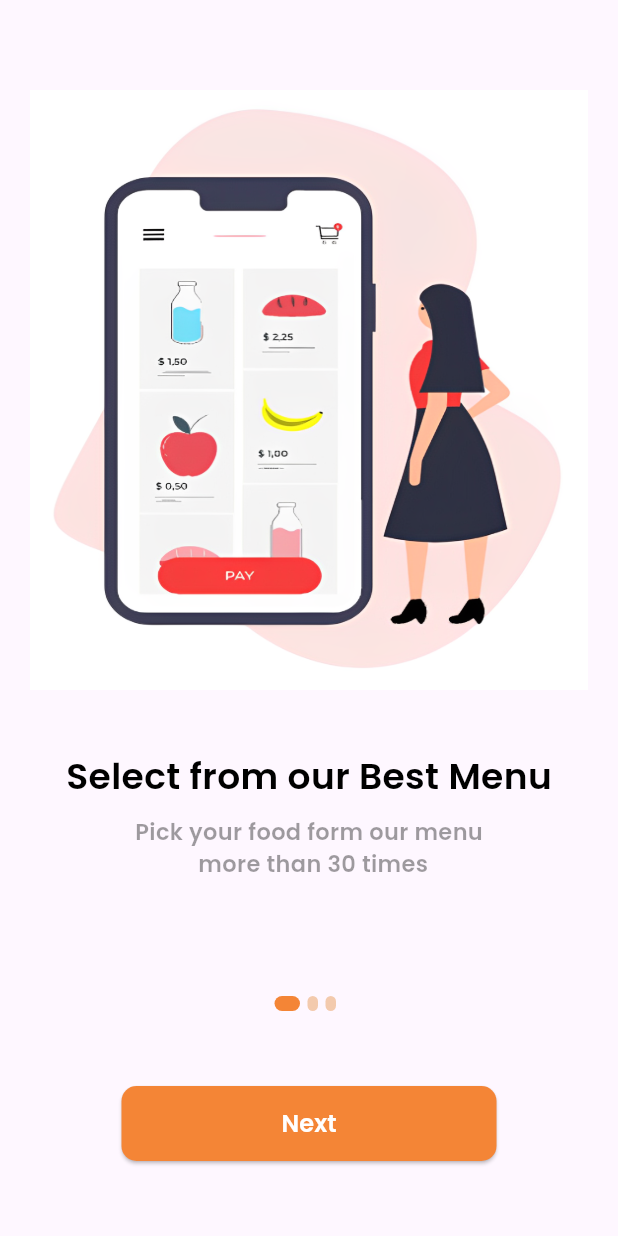
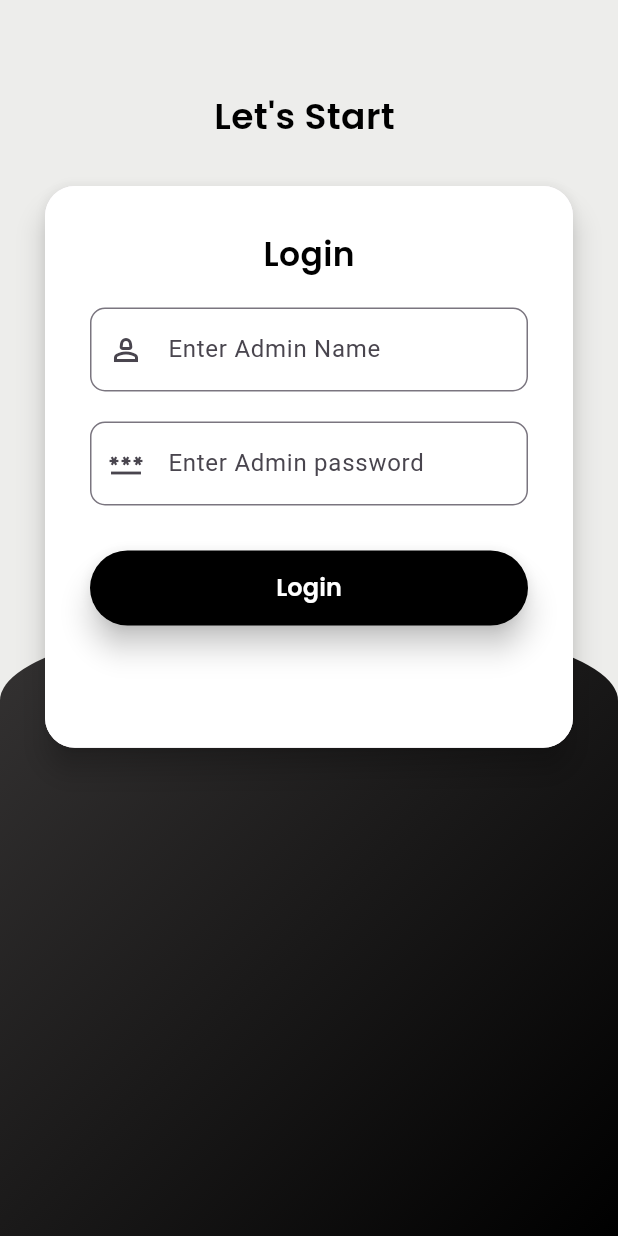
Before and after one commit to NabeelNanakkal/Food-Delivery-App, a Flutter app: the screen it shows after launch, on a phone screen of 412 x 824 dp. Run offline on Flutter 3.47's test engine with Material 3 defaults, Android fonts, the phone set to English and light mode, and no system bars; our stand-ins replace cloud_firestore, curved_navigation_bar, firebase_auth, firebase_core, random_string, shared_preferences; missing offline and left inert: flutter_stripe; accounts and stored records are empty.

Commit message:
feat: Admin Login design and functionalty completed

```diff
--- /dev/null
+++ b/lib/admin/admin_login.dart
@@ -0,0 +1,158 @@
+import 'package:cloud_firestore/cloud_firestore.dart';
+import 'package:firebase_auth/firebase_auth.dart';
+import 'package:flutter/material.dart';
+import 'package:food_app/admin/admin_home.dart';
+import 'package:food_app/widget/widget_support.dart';
+
+class AdminLogin extends StatefulWidget {
+  const AdminLogin({super.key});
+
+  @override
+  State<AdminLogin> createState() => _AdminLoginState();
+}
+
+class _AdminLoginState extends State<AdminLogin> {
+  final GlobalKey<FormState> _formKey = GlobalKey<FormState>();
+  TextEditingController nameController = TextEditingController();
+  TextEditingController passwordController = TextEditingController();
+
+  @override
+  Widget build(BuildContext context) {
+    return Scaffold(
+      backgroundColor: const Color(0xFFededeb),
+      body: Container(
+        child: Stack(
+          children: [
+            Container(
+              // color: Colors.red,
+              margin:
+                  EdgeInsets.only(top: MediaQuery.of(context).size.height / 2),
+              padding:
+                  const EdgeInsets.only(top: 40.0, left: 20.0, right: 20.0),
+              decoration: BoxDecoration(
+                  gradient: const LinearGradient(
+                      colors: [Color.fromARGB(255, 53, 51, 51), Colors.black],
+                      begin: Alignment.topLeft,
+                      end: Alignment.bottomRight),
+                  borderRadius: BorderRadius.vertical(
+                      top: Radius.elliptical(
+                          MediaQuery.of(context).size.width, 110.0))),
+            ),
+            Container(
+              margin: const EdgeInsets.only(left: 30.0, right: 30.0, top: 60.0),
+              child: Form(
+                  key: _formKey,
+                  child: Column(
+                    children: [
+                      Text(
+                        "Let's Start ",
+                        style: AppWidget.headLineTextStyle(),
+                      ),
+                      const SizedBox(
+                        height: 30.0,
+                      ),
+                      Material(
+                        elevation: 8.0,
+                        borderRadius: BorderRadius.circular(20.0),
+                        child: Container(
+                          height: MediaQuery.of(context).size.height / 2.2,
+                          padding: const EdgeInsets.all(30.0),
+                          decoration: BoxDecoration(
+                              color: Colors.white,
+                              borderRadius: BorderRadius.circular(20.0)),
+                          child: Column(
+                            children: [
+                              Text(
+                                'Login',
+                                style: AppWidget.headLineText3Style(),
+                              ),
+                              const SizedBox(
+                                height: 20.0,
+                              ),
+                              TextFormField(
+                                controller: nameController,
+                                validator: (value) {
+                                  if (value == null || value.isEmpty) {
+                                    return 'Please Enter Admin name';
+                                  }
+                                  return null;
+                                },
+                                decoration: InputDecoration(
+                                    prefixIcon:
+                                        const Icon(Icons.person_2_outlined),
+                                    hintText: 'Enter Admin Name',
+                                    border: OutlineInputBorder(
+                                        borderRadius:
+                                            BorderRadius.circular(10))),
+                              ),
+                              const SizedBox(
+                                height: 20.0,
+                              ),
+                              TextFormField(
+                                controller: passwordController,
+                                validator: (value) {
+                                  if (value == null || value.isEmpty) {
+                                    return 'Please Enter password';
+                                  }
+                                  return null;
+                                },
+                                obscureText: true,
+                                decoration: InputDecoration(
+                                    prefixIcon:
+                                        const Icon(Icons.password_outlined),
+                                    hintText: 'Enter Admin password',
+                                    border: OutlineInputBorder(
+                                        borderRadius:
+                                            BorderRadius.circular(10))),
+                              ),
+                              const SizedBox(
+                                height: 30.0,
+                              ),
+                              ElevatedButton(
+                                onPressed: () {
+                                  LoginAdmin();
+                                },
+                                child: Text(
+                                  'Login',
+                                  style: AppWidget.buttonBoldTextStyle(),
+                                ),
+                                style: const ButtonStyle(
+                                    minimumSize: WidgetStatePropertyAll(
+                                        Size(double.maxFinite, 50.0)),
+                                    backgroundColor:
+                                        WidgetStatePropertyAll(Colors.black),
+                                    elevation: WidgetStatePropertyAll(8.0)),
+                              )
+                            ],
+                          ),
+                        ),
+                      )
+                    ],
+                  )),
+            )
+          ],
+        ),
+      ),
+    );
+  }
+
+  LoginAdmin() async {
+    await FirebaseFirestore.instance.collection('Admin').get().then((snapshot) {
+      snapshot.docs.forEach((result) {
+        if (result.data()['id'] != nameController.text.trim()) {
+          ScaffoldMessenger.of(context).showSnackBar(const SnackBar(
+              backgroundColor: Colors.red,
+              content: Text('User Name not match')));
+        } else if (result.data()['password'] !=
+            passwordController.text.trim()) {
+          ScaffoldMessenger.of(context).showSnackBar(SnackBar(
+              backgroundColor: Colors.red,
+              content: Text('Password not match')));
+        }else{
+          Route route = MaterialPageRoute(builder: (context) => AdminHome(),);
+          Navigator.of(context).pushReplacement(route);
+        }
+      });
+    });
+  }
+}
--- a/lib/main.dart
+++ b/lib/main.dart
@@ -1,6 +1,7 @@
 import 'package:firebase_core/firebase_core.dart';
 import 'package:flutter/material.dart';
 import 'package:flutter_stripe/flutter_stripe.dart';
+import 'package:food_app/admin/admin_login.dart';
 // import 'package:food_app/screens/home.dart';
 // import 'package:food_app/screens/login.dart';
 import 'package:food_app/screens/onboard.dart';
@@ -28,7 +29,7 @@ class MyApp extends StatelessWidget {
         colorScheme: ColorScheme.fromSeed(seedColor: Colors.deepPurple),
         useMaterial3: true,
       ),
-      home: const Onboard(),
+      home: const AdminLogin(),
     );
   }
 }
--- a/lib/widget/widget_support.dart
+++ b/lib/widget/widget_support.dart
@@ -21,6 +21,14 @@ class AppWidget {
     return const TextStyle(
         color: Color.fromARGB(255, 255, 255, 255),
         fontSize: 30.0,
+        fontFamily: 'Poppins',
+        fontWeight: FontWeight.bold);
+  }
+
+   static TextStyle headLineText3Style(){
+    return const TextStyle(
+        color: Colors.black,
+        fontSize: 22.0,
         fontFamily: 'Poppins',
         fontWeight: FontWeight.bold);
   }
--- a/pubspec.yaml
+++ b/pubspec.yaml
@@ -36,6 +36,8 @@ dependencies:
   cloud_firestore: ^5.4.4
   flutter_stripe: ^11.2.0
   http: ^1.2.2
+  random_string: ^2.3.1
+  shared_preferences: ^2.3.3
 
   # The following adds the Cupertino Icons font to your application.
   # Use with the CupertinoIcons class for iOS style icons.
```
Also changed, not shown: lib/admin/admin_home.dart (added, +17 -0 lines), lib/screens/signup.dart (+21 -1 lines), lib/screens/wallet.dart (+122 -15 lines), lib/services/service.dart (added, +17 -0 lines), lib/services/shared_pref.dart (added, +48 -0 lines), pubspec.lock, 1 other file.
